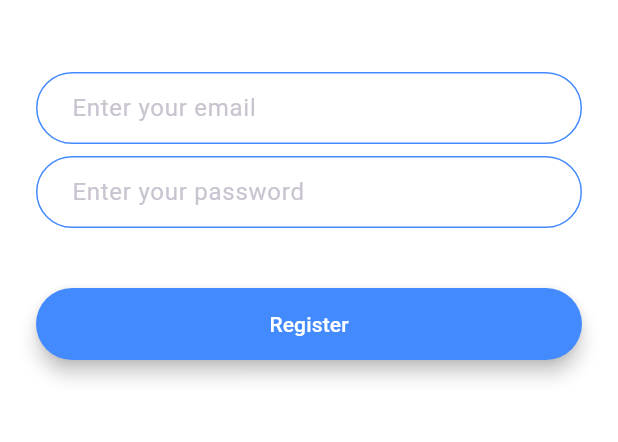
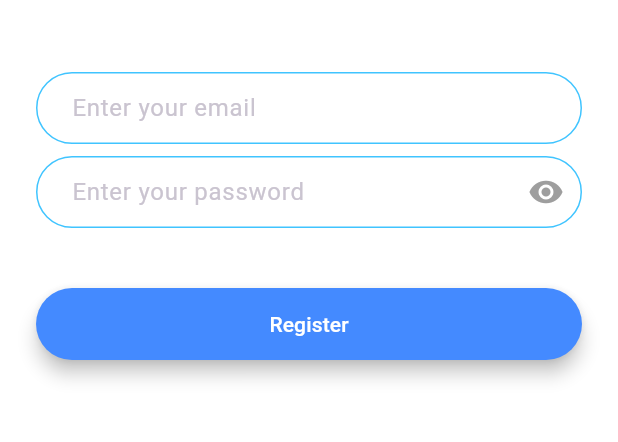
Before and after one commit to hady-17/flash_chat, a Flutter app: the RegistrationScreen screen opened by its route, on a phone screen of 412 x 824 dp, the part 576-1018 px from its top. Run offline on Flutter 3.47's test engine with Material 3 defaults, Android fonts, the phone set to English and light mode, and no system bars; our stand-ins replace animated_text_kit.

Commit message:
added paass_field and readme file modified

```diff
--- /dev/null
+++ b/lib/components/pass_field.dart
@@ -0,0 +1,38 @@
+import 'package:flutter/material.dart';
+import '../constants.dart';
+
+class PassField extends StatefulWidget {
+  const PassField({super.key});
+
+  @override
+  State<PassField> createState() => _PassFieldState();
+}
+
+class _PassFieldState extends State<PassField> {
+  bool _obscureText = true;
+
+  @override
+  Widget build(BuildContext context) {
+    return TextField(
+      style: const TextStyle(color: Colors.black),
+      obscureText: _obscureText,
+      onChanged: (value) {
+        //Do something with the user input.
+      },
+      decoration: kTextFieldDecoration.copyWith(
+        hintText: 'Enter your password',
+        suffixIcon: IconButton(
+          icon: Icon(
+            _obscureText ? Icons.visibility : Icons.visibility_off,
+            color: Colors.grey,
+          ),
+          onPressed: () {
+            setState(() {
+              _obscureText = !_obscureText;
+            });
+          },
+        ),
+      ),
+    );
+  }
+}
--- a/lib/constants.dart
+++ b/lib/constants.dart
@@ -13,7 +13,21 @@ const kMessageTextFieldDecoration = InputDecoration(
 );
 
 const kMessageContainerDecoration = BoxDecoration(
-  border: Border(
-    top: BorderSide(color: Colors.lightBlueAccent, width: 2.0),
+  border: Border(top: BorderSide(color: Colors.lightBlueAccent, width: 2.0)),
+);
+
+const kTextFieldDecoration = InputDecoration(
+  hintText: 'Enter a value',
+  contentPadding: EdgeInsets.symmetric(vertical: 10.0, horizontal: 20.0),
+  border: OutlineInputBorder(
+    borderRadius: BorderRadius.all(Radius.circular(32.0)),
+  ),
+  enabledBorder: OutlineInputBorder(
+    borderSide: BorderSide(color: Colors.lightBlueAccent, width: 1.0),
+    borderRadius: BorderRadius.all(Radius.circular(32.0)),
+  ),
+  focusedBorder: OutlineInputBorder(
+    borderSide: BorderSide(color: Colors.lightBlueAccent, width: 2.0),
+    borderRadius: BorderRadius.all(Radius.circular(32.0)),
   ),
 );
--- a/lib/screens/registration_screen.dart
+++ b/lib/screens/registration_screen.dart
@@ -1,5 +1,7 @@
 import 'package:flutter/material.dart';
 import '../components/Btn.dart';
+import '../constants.dart';
+import '../components/pass_field.dart';
 
 class RegistrationScreen extends StatefulWidget {
   static const String id = 'registration_screen';
@@ -8,6 +10,7 @@ class RegistrationScreen extends StatefulWidget {
 }
 
 class _RegistrationScreenState extends State<RegistrationScreen> {
+  bool _obscureText = true;
   @override
   Widget build(BuildContext context) {
     return Scaffold(
@@ -27,52 +30,16 @@ class _RegistrationScreenState extends State<RegistrationScreen> {
             ),
             SizedBox(height: 48.0),
             TextField(
+              style: TextStyle(color: Colors.black),
               onChanged: (value) {
                 //Do something with the user input.
               },
-              decoration: InputDecoration(
+              decoration: kTextFieldDecoration.copyWith(
                 hintText: 'Enter your email',
-                contentPadding: EdgeInsets.symmetric(
-                  vertical: 10.0,
-                  horizontal: 20.0,
-                ),
-                border: OutlineInputBorder(
-                  borderRadius: BorderRadius.all(Radius.circular(32.0)),
-                ),
-                enabledBorder: OutlineInputBorder(
-                  borderSide: BorderSide(color: Colors.blueAccent, width: 1.0),
-                  borderRadius: BorderRadius.all(Radius.circular(32.0)),
-                ),
-                focusedBorder: OutlineInputBorder(
-                  borderSide: BorderSide(color: Colors.blueAccent, width: 2.0),
-                  borderRadius: BorderRadius.all(Radius.circular(32.0)),
-                ),
-              ),
+              ), // Using kTextFieldDecoration for email input
             ),
             SizedBox(height: 8.0),
-            TextField(
-              onChanged: (value) {
-                //Do something with the user input.
-              },
-              decoration: InputDecoration(
-                hintText: 'Enter your password',
-                contentPadding: EdgeInsets.symmetric(
-                  vertical: 10.0,
-                  horizontal: 20.0,
-                ),
-                border: OutlineInputBorder(
-                  borderRadius: BorderRadius.all(Radius.circular(32.0)),
-                ),
-                enabledBorder: OutlineInputBorder(
-                  borderSide: BorderSide(color: Colors.blueAccent, width: 1.0),
-                  borderRadius: BorderRadius.all(Radius.circular(32.0)),
-                ),
-                focusedBorder: OutlineInputBorder(
-                  borderSide: BorderSide(color: Colors.blueAccent, width: 2.0),
-                  borderRadius: BorderRadius.all(Radius.circular(32.0)),
-                ),
-              ),
-            ),
+            PassField(), // Using the PassField component for password input
             SizedBox(height: 24.0),
             Hero(
               tag: 'register_btn',
```
Also changed, not shown: lib/screens/login_screen.dart (+6 -52 lines), 1 other file.
